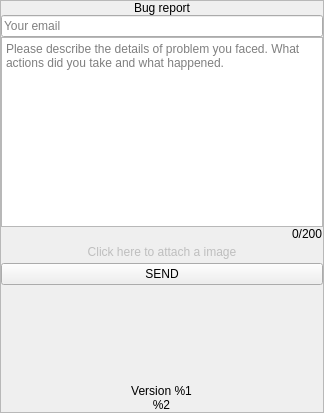
demlabs-cellframe/dap-ui-sdk, file vpn/ui/dialogs/BugReportScreen.ui: the form before one commit.
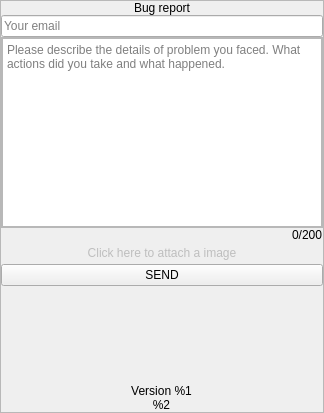
The form after the commit. Custom widgets are drawn as their Qt base class.

Patch:
```diff
--- a/vpn/ui/dialogs/BugReportScreen.ui
+++ b/vpn/ui/dialogs/BugReportScreen.ui
@@ -89,6 +89,30 @@
        <widget class="QWidget" name="wgtMessageTopMargin" native="true"/>
       </item>
       <item>
+       <widget class="QFrame" name="frmEditMessage">
+        <property name="frameShape">
+         <enum>QFrame::StyledPanel</enum>
+        </property>
+        <property name="frameShadow">
+         <enum>QFrame::Raised</enum>
+        </property>
+        <layout class="QVBoxLayout" name="verticalLayout">
+         <property name="spacing">
+          <number>0</number>
+         </property>
+         <property name="leftMargin">
+          <number>0</number>
+         </property>
+         <property name="topMargin">
+          <number>0</number>
+         </property>
+         <property name="rightMargin">
+          <number>0</number>
+         </property>
+         <property name="bottomMargin">
+          <number>0</number>
+         </property>
+         <item>
        <widget class="CustomTextEdit" name="edtMessage">
         <property name="sizePolicy">
          <sizepolicy hsizetype="Preferred" vsizetype="Preferred">
@@ -108,6 +132,9 @@
         <property name="placeholderText">
          <string>Please describe the details of problem you faced. What actions did you take and what happened.</string>
         </property>
+          </widget>
+         </item>
+        </layout>
        </widget>
       </item>
       <item alignment="Qt::AlignRight">
```
Lines whose indentation alone changed are shown as unchanged.
